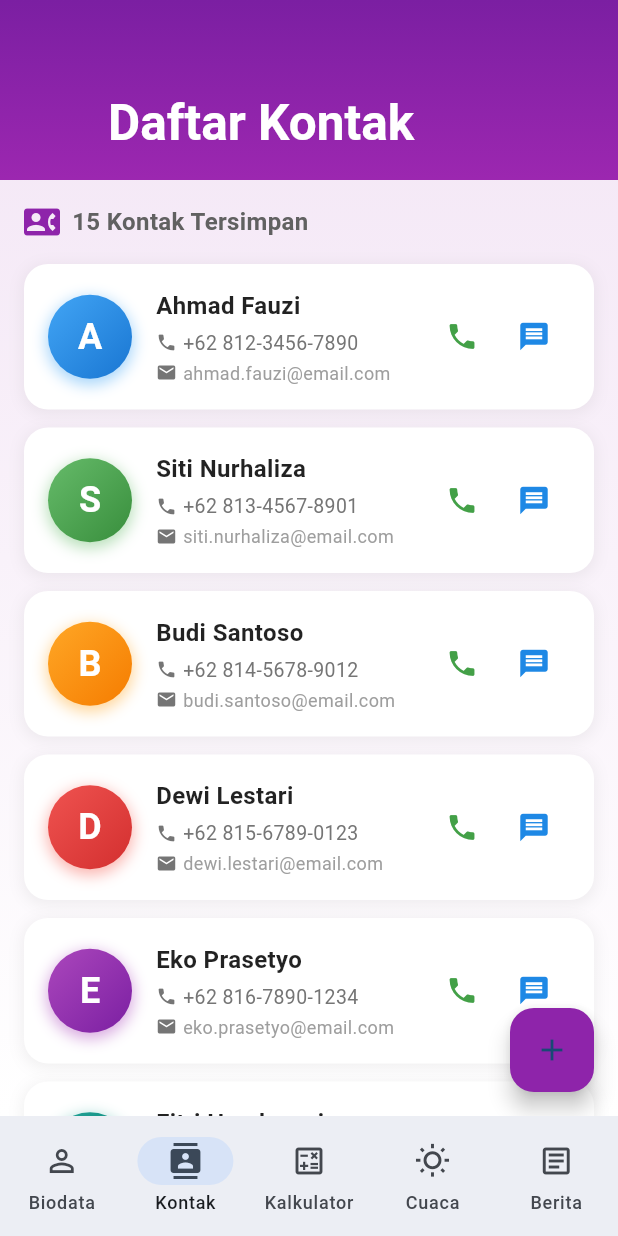
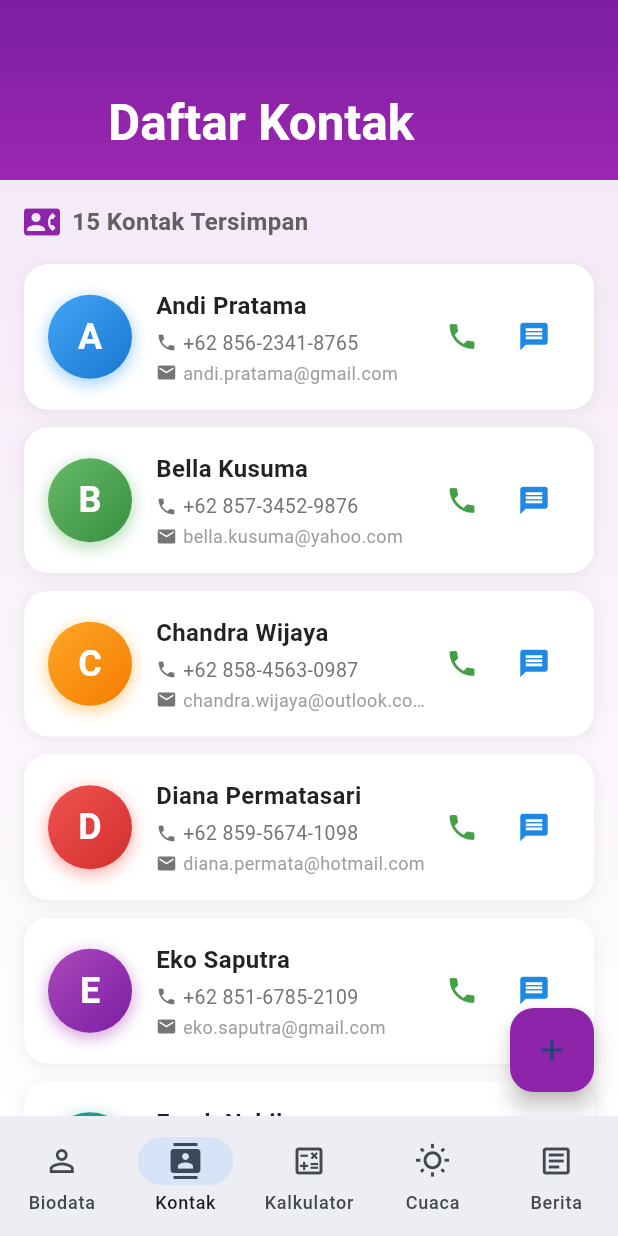
Before and after one commit to bayuramdhan50/aplikasi_jamsur, a Flutter app: the screen it shows after launch, item 2 of the bottom bar chosen, on a phone screen of 412 x 824 dp. Run offline on Flutter 3.47's test engine with Material 3 defaults, Android fonts, the phone set to English and light mode, and no system bars.

Commit message:
Refactor code structure for improved readability and maintainability

```diff
--- a/lib/screens/biodata_screen.dart
+++ b/lib/screens/biodata_screen.dart
@@ -160,13 +160,11 @@ class _BiodataScreenState extends State<BiodataScreen> {
                                       blurRadius: 10,
                                     ),
                                   ],
-                                ),
-                                child: CircleAvatar(
-                                  backgroundColor: Colors.blue.shade100,
-                                  child: Icon(
-                                    Icons.person,
-                                    size: 60,
-                                    color: Colors.blue.shade700,
+                                  image: const DecorationImage(
+                                    image: AssetImage(
+                                      'assets/images/profile.jpg',
+                                    ),
+                                    fit: BoxFit.cover,
                                   ),
                                 ),
                               ),
--- a/lib/screens/contact_screen.dart
+++ b/lib/screens/contact_screen.dart
@@ -8,93 +8,93 @@ class ContactScreen extends StatelessWidget {
   Widget build(BuildContext context) {
     final List<Contact> contacts = [
       Contact(
-        name: 'Ahmad Fauzi',
-        phone: '+62 812-3456-7890',
-        email: 'ahmad.fauzi@email.com',
+        name: 'Andi Pratama',
+        phone: '+62 856-2341-8765',
+        email: 'andi.pratama@gmail.com',
         imageUrl: 'A',
       ),
       Contact(
-        name: 'Siti Nurhaliza',
-        phone: '+62 813-4567-8901',
-        email: 'siti.nurhaliza@email.com',
-        imageUrl: 'S',
-      ),
-      Contact(
-        name: 'Budi Santoso',
-        phone: '+62 814-5678-9012',
-        email: 'budi.santoso@email.com',
+        name: 'Bella Kusuma',
+        phone: '+62 857-3452-9876',
+        email: 'bella.kusuma@yahoo.com',
         imageUrl: 'B',
       ),
       Contact(
-        name: 'Dewi Lestari',
-        phone: '+62 815-6789-0123',
-        email: 'dewi.lestari@email.com',
+        name: 'Chandra Wijaya',
+        phone: '+62 858-4563-0987',
+        email: 'chandra.wijaya@outlook.com',
+        imageUrl: 'C',
+      ),
+      Contact(
+        name: 'Diana Permatasari',
+        phone: '+62 859-5674-1098',
+        email: 'diana.permata@hotmail.com',
         imageUrl: 'D',
       ),
       Contact(
-        name: 'Eko Prasetyo',
-        phone: '+62 816-7890-1234',
-        email: 'eko.prasetyo@email.com',
+        name: 'Eko Saputra',
+        phone: '+62 851-6785-2109',
+        email: 'eko.saputra@gmail.com',
         imageUrl: 'E',
       ),
       Contact(
-        name: 'Fitri Handayani',
-        phone: '+62 817-8901-2345',
-        email: 'fitri.handayani@email.com',
+        name: 'Farah Nabila',
+        phone: '+62 852-7896-3210',
+        email: 'farah.nabila@yahoo.com',
         imageUrl: 'F',
       ),
       Contact(
-        name: 'Gunawan Wijaya',
-        phone: '+62 818-9012-3456',
-        email: 'gunawan.wijaya@email.com',
+        name: 'Gilang Ramadhan',
+        phone: '+62 853-8907-4321',
+        email: 'gilang.ramadhan@gmail.com',
         imageUrl: 'G',
       ),
       Contact(
-        name: 'Hana Permata',
-        phone: '+62 819-0123-4567',
-        email: 'hana.permata@email.com',
+        name: 'Hendra Gunawan',
+        phone: '+62 854-9018-5432',
+        email: 'hendra.gunawan@outlook.com',
         imageUrl: 'H',
       ),
       Contact(
-        name: 'Indra Kusuma',
-        phone: '+62 821-1234-5678',
-        email: 'indra.kusuma@email.com',
+        name: 'Intan Purnama',
+        phone: '+62 855-0129-6543',
+        email: 'intan.purnama@gmail.com',
         imageUrl: 'I',
       ),
       Contact(
-        name: 'Jasmine Putri',
-        phone: '+62 822-2345-6789',
-        email: 'jasmine.putri@email.com',
+        name: 'Joko Wibowo',
+        phone: '+62 877-1230-7654',
+        email: 'joko.wibowo@yahoo.com',
         imageUrl: 'J',
       ),
       Contact(
-        name: 'Kemal Ardiansyah',
-        phone: '+62 823-3456-7890',
-        email: 'kemal.ardi@email.com',
+        name: 'Kartika Sari',
+        phone: '+62 878-2341-8765',
+        email: 'kartika.sari@hotmail.com',
         imageUrl: 'K',
       ),
       Contact(
-        name: 'Linda Maharani',
-        phone: '+62 824-4567-8901',
-        email: 'linda.maharani@email.com',
+        name: 'Lukman Hakim',
+        phone: '+62 879-3452-9876',
+        email: 'lukman.hakim@gmail.com',
         imageUrl: 'L',
       ),
       Contact(
-        name: 'Muhammad Rizki',
-        phone: '+62 825-5678-9012',
-        email: 'muhammad.rizki@email.com',
+        name: 'Maya Anggraini',
+        phone: '+62 881-4563-0987',
+        email: 'maya.anggraini@outlook.com',
         imageUrl: 'M',
       ),
       Contact(
-        name: 'Nina Sari',
-        phone: '+62 826-6789-0123',
-        email: 'nina.sari@email.com',
+        name: 'Noval Firmansyah',
+        phone: '+62 882-5674-1098',
+        email: 'noval.firmansyah@yahoo.com',
         imageUrl: 'N',
       ),
       Contact(
-        name: 'Omar Abdullah',
-        phone: '+62 827-7890-1234',
-        email: 'omar.abdullah@email.com',
+        name: 'Olivia Rahmawati',
+        phone: '+62 883-6785-2109',
+        email: 'olivia.rahmawati@gmail.com',
         imageUrl: 'O',
       ),
     ];
--- a/lib/screens/splash_screen.dart
+++ b/lib/screens/splash_screen.dart
@@ -9,7 +9,8 @@ class SplashScreen extends StatefulWidget {
   State<SplashScreen> createState() => _SplashScreenState();
 }
 
-class _SplashScreenState extends State<SplashScreen> with SingleTickerProviderStateMixin {
+class _SplashScreenState extends State<SplashScreen>
+    with SingleTickerProviderStateMixin {
   late AnimationController _animationController;
   late Animation<double> _fadeAnimation;
   late Animation<double> _scaleAnimation;
@@ -37,7 +38,8 @@ class _SplashScreenState extends State<SplashScreen> with SingleTickerProviderSt
       Navigator.pushReplacement(
         context,
         PageRouteBuilder(
-          pageBuilder: (context, animation, secondaryAnimation) => const DashboardScreen(),
+          pageBuilder: (context, animation, secondaryAnimation) =>
+              const DashboardScreen(),
           transitionsBuilder: (context, animation, secondaryAnimation, child) {
             return FadeTransition(opacity: animation, child: child);
           },
@@ -131,14 +133,13 @@ class _SplashScreenState extends State<SplashScreen> with SingleTickerProviderSt
 
                   const SizedBox(height: 60),
 
-                  // Profile Photo Placeholder
+                  // Profile Photo
                   Container(
                     width: 100,
                     height: 100,
                     decoration: BoxDecoration(
                       shape: BoxShape.circle,
                       border: Border.all(color: Colors.white, width: 3),
-                      color: Colors.white,
                       boxShadow: [
                         BoxShadow(
                           color: Colors.black.withOpacity(0.2),
@@ -146,13 +147,9 @@ class _SplashScreenState extends State<SplashScreen> with SingleTickerProviderSt
                           offset: const Offset(0, 8),
                         ),
                       ],
-                    ),
-                    child: const CircleAvatar(
-                      backgroundColor: Colors.blue,
-                      child: Icon(
-                        Icons.person,
-                        size: 50,
-                        color: Colors.white,
+                      image: const DecorationImage(
+                        image: AssetImage('assets/images/profile.jpg'),
+                        fit: BoxFit.cover,
                       ),
                     ),
                   ),
@@ -161,7 +158,10 @@ class _SplashScreenState extends State<SplashScreen> with SingleTickerProviderSt
 
                   // Student Info
                   Container(
-                    padding: const EdgeInsets.symmetric(horizontal: 40, vertical: 20),
+                    padding: const EdgeInsets.symmetric(
+                      horizontal: 40,
+                      vertical: 20,
+                    ),
                     decoration: BoxDecoration(
                       color: Colors.white.withOpacity(0.15),
                       borderRadius: BorderRadius.circular(15),
@@ -170,7 +170,7 @@ class _SplashScreenState extends State<SplashScreen> with SingleTickerProviderSt
                     child: const Column(
                       children: [
                         Text(
-                          'NIM: 123456789',
+                          '152022250',
                           style: TextStyle(
                             fontSize: 18,
                             fontWeight: FontWeight.w600,
@@ -180,7 +180,7 @@ class _SplashScreenState extends State<SplashScreen> with SingleTickerProviderSt
                         ),
                         SizedBox(height: 8),
                         Text(
-                          'Nama: [Nama Anda]',
+                          'R Jayani Maulana Sastrawijaya',
                           style: TextStyle(
                             fontSize: 18,
                             fontWeight: FontWeight.w600,
```
Also changed, not shown: assets/images/profile.jpg (added), 7 other files.
